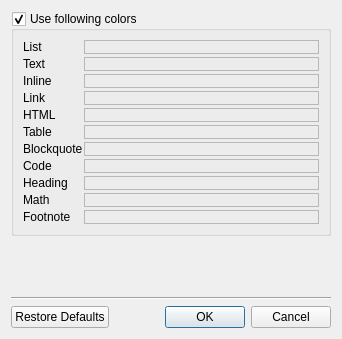
The window that src/editor/colors.ui (igormironchik/markdown-tools) describes before a commit, drawn with Qt 5.
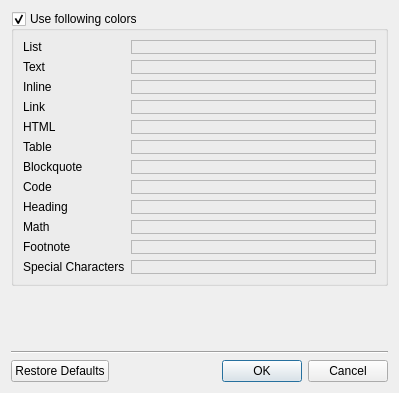
The same window after the commit. Custom widgets are drawn as their Qt base class.

The edit to the form file:
```diff
--- a/src/editor/colors.ui
+++ b/src/editor/colors.ui
@@ -10,8 +10,8 @@
    <rect>
     <x>0</x>
     <y>0</y>
-    <width>342</width>
-    <height>339</height>
+    <width>399</width>
+    <height>393</height>
    </rect>
   </property>
   <property name="windowTitle">
@@ -27,12 +27,6 @@
       <bool>true</bool>
      </property>
      <layout class="QGridLayout" name="gridLayout">
-      <property name="horizontalSpacing">
-       <number>1</number>
-      </property>
-      <property name="verticalSpacing">
-       <number>3</number>
-      </property>
       <item row="0" column="0">
        <widget class="QLabel" name="label">
         <property name="sizePolicy">
@@ -264,7 +258,24 @@
          <enum>QFrame::StyledPanel</enum>
         </property>
         <property name="frameShadow">
-         <enum>QFrame::Raised</enum>
+         <enum>QFrame::Shadow::Raised</enum>
+        </property>
+       </widget>
+      </item>
+      <item row="11" column="0">
+       <widget class="QLabel" name="label_12">
+        <property name="text">
+         <string>Special Characters</string>
+        </property>
+       </widget>
+      </item>
+      <item row="11" column="1">
+       <widget class="MdShared::ColorWidget" name="specialColor">
+        <property name="frameShape">
+         <enum>QFrame::Shape::StyledPanel</enum>
+        </property>
+        <property name="frameShadow">
+         <enum>QFrame::Shadow::Raised</enum>
         </property>
        </widget>
       </item>
```
Left out of the diff: 50 changed lines with no effect on the pictures.
